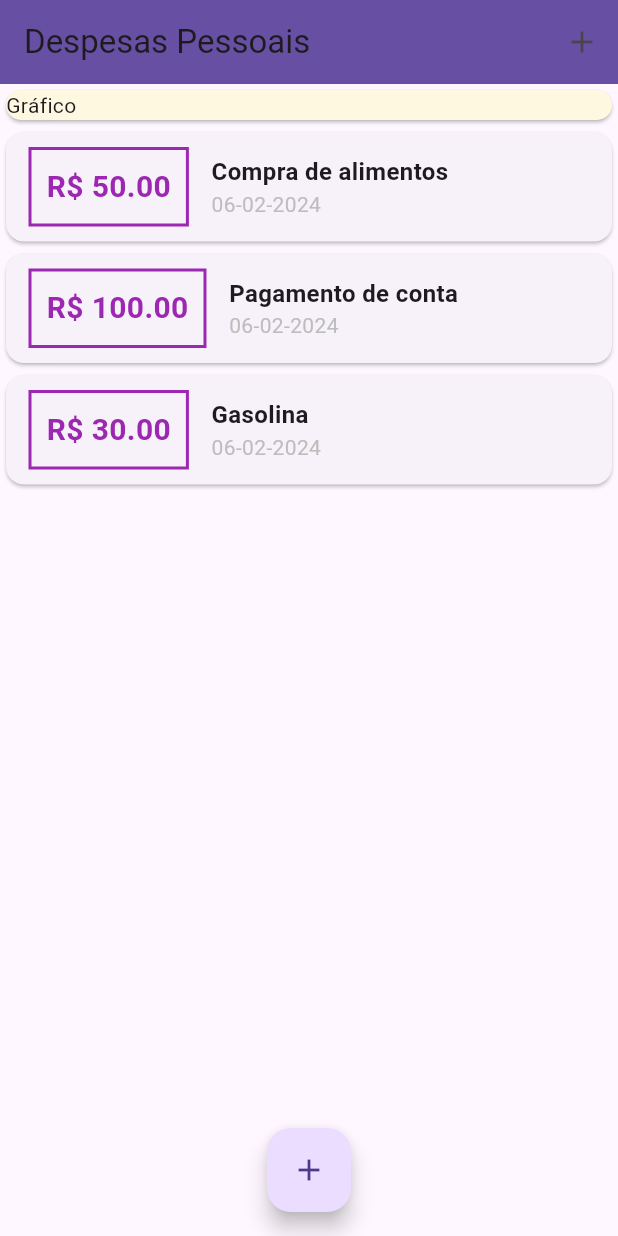
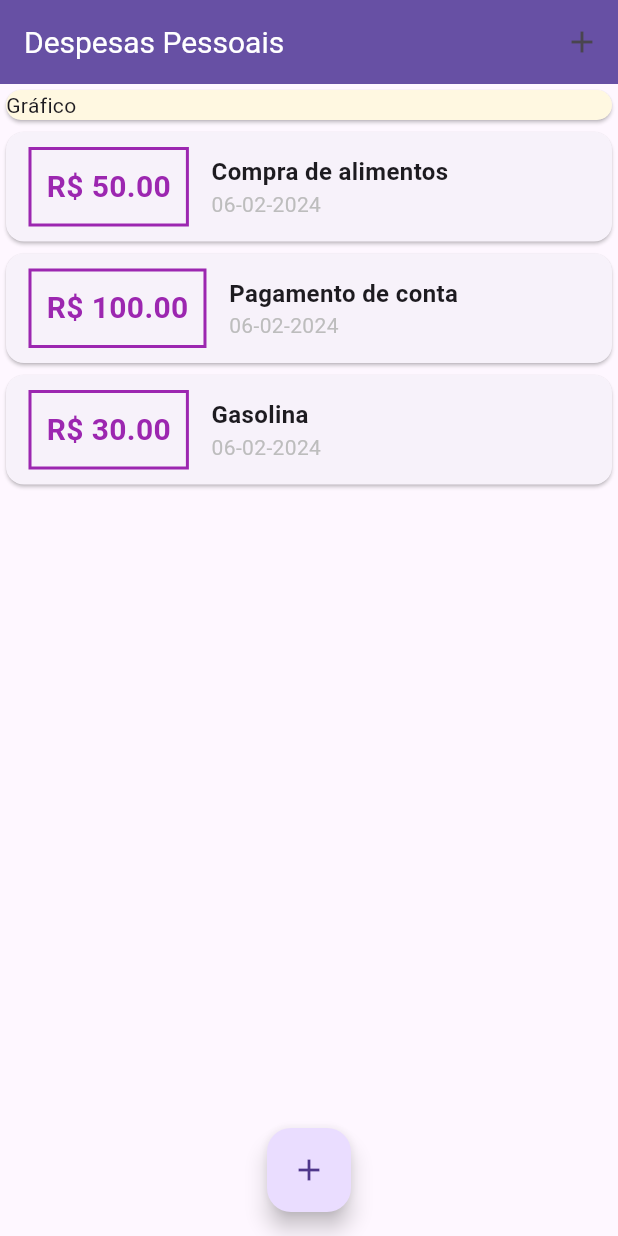
Before and after one commit to tiagors09/expenses, a Flutter app: the screen it shows after launch, on a phone screen of 412 x 824 dp. Run offline on Flutter 3.47's test engine with Material 3 defaults, Android fonts, the phone set to English and light mode, and no system bars.

Commit message:
main.dart: defined theme to app and app bar

```diff
--- a/lib/main.dart
+++ b/lib/main.dart
@@ -15,7 +15,15 @@ class ExpensesApp extends StatelessWidget {
     return MaterialApp(
       home: const MyHomePage(),
       theme: ThemeData(
-        primarySwatch: Colors.green,
+        primarySwatch: Colors.purple,
+        colorScheme: Theme.of(context).colorScheme.copyWith(
+              secondary: Colors.amber,
+            ),
+        fontFamily: 'Roboto',
+        appBarTheme: const AppBarTheme(
+          titleTextStyle: TextStyle(fontSize: 20.0),
+          toolbarTextStyle: TextStyle(),
+        ),
       ),
     );
   }
@@ -76,7 +84,9 @@ class _MyHomePageState extends State<MyHomePage> {
   Widget build(BuildContext context) {
     return Scaffold(
       appBar: AppBar(
-        title: const Text('Despesas Pessoais'),
+        title: const Text(
+          'Despesas Pessoais',
+        ),
         backgroundColor: Theme.of(context).primaryColor,
         actions: [
           IconButton(
```
